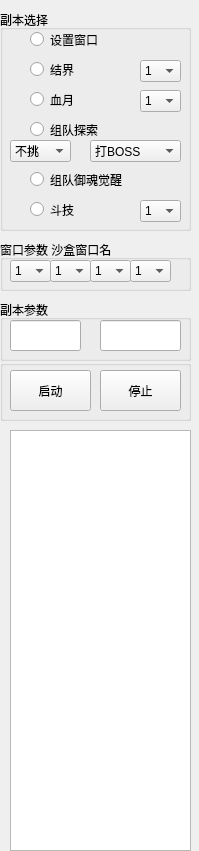
Old version of the form yys/UI/yysUI.ui in the repository w978211741/yys.
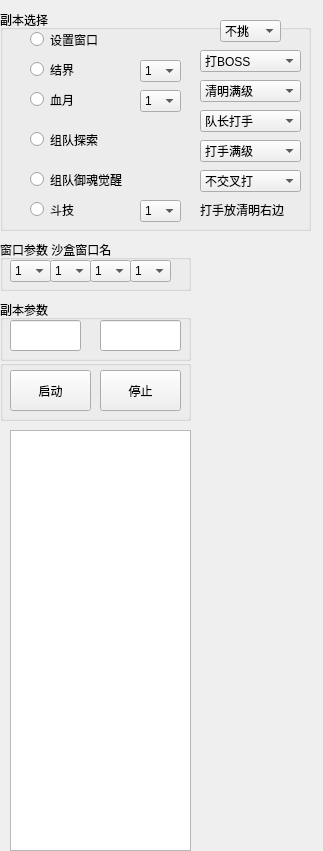
New version of the form. Icons and pictures are not drawn.

Patch:
```diff
--- a/yys/UI/yysUI.ui
+++ b/yys/UI/yysUI.ui
@@ -6,7 +6,7 @@
    <rect>
     <x>0</x>
     <y>0</y>
-    <width>199</width>
+    <width>323</width>
     <height>851</height>
    </rect>
   </property>
@@ -246,7 +246,7 @@
      <rect>
       <x>0</x>
       <y>10</y>
-      <width>191</width>
+      <width>311</width>
       <height>221</height>
      </rect>
     </property>
@@ -319,8 +319,8 @@
     <widget class="QComboBox" name="comboBox_UP">
      <property name="geometry">
       <rect>
-       <x>10</x>
-       <y>130</y>
+       <x>220</x>
+       <y>10</y>
        <width>61</width>
        <height>22</height>
       </rect>
@@ -352,9 +352,9 @@
     <widget class="QComboBox" name="comboBox_BOSS">
      <property name="geometry">
       <rect>
-       <x>90</x>
-       <y>130</y>
-       <width>91</width>
+       <x>200</x>
+       <y>40</y>
+       <width>101</width>
        <height>22</height>
       </rect>
      </property>
@@ -418,12 +418,105 @@
       </property>
      </item>
     </widget>
+    <widget class="QComboBox" name="comboBox_qingmax">
+     <property name="geometry">
+      <rect>
+       <x>200</x>
+       <y>70</y>
+       <width>101</width>
+       <height>22</height>
+      </rect>
+     </property>
+     <item>
+      <property name="text">
+       <string>清明满级</string>
+      </property>
+     </item>
+     <item>
+      <property name="text">
+       <string>清明没满级</string>
+      </property>
+     </item>
+    </widget>
+    <widget class="QComboBox" name="comboBox_beater">
+     <property name="geometry">
+      <rect>
+       <x>200</x>
+       <y>100</y>
+       <width>101</width>
+       <height>22</height>
+      </rect>
+     </property>
+     <item>
+      <property name="text">
+       <string>队长打手</string>
+      </property>
+     </item>
+     <item>
+      <property name="text">
+       <string>队员打手</string>
+      </property>
+     </item>
+    </widget>
+    <widget class="QComboBox" name="comboBox_beatmax">
+     <property name="geometry">
+      <rect>
+       <x>200</x>
+       <y>130</y>
+       <width>101</width>
+       <height>22</height>
+      </rect>
+     </property>
+     <item>
+      <property name="text">
+       <string>打手满级</string>
+      </property>
+     </item>
+     <item>
+      <property name="text">
+       <string>打手没满级</string>
+      </property>
+     </item>
+    </widget>
+    <widget class="QLabel" name="label">
+     <property name="geometry">
+      <rect>
+       <x>200</x>
+       <y>190</y>
+       <width>111</width>
+       <height>20</height>
+      </rect>
+     </property>
+     <property name="text">
+      <string>打手放清明右边</string>
+     </property>
+    </widget>
+    <widget class="QComboBox" name="comboBox_loop">
+     <property name="geometry">
+      <rect>
+       <x>200</x>
+       <y>160</y>
+       <width>101</width>
+       <height>22</height>
+      </rect>
+     </property>
+     <item>
+      <property name="text">
+       <string>不交叉打</string>
+      </property>
+     </item>
+     <item>
+      <property name="text">
+       <string>交叉打结界</string>
+      </property>
+     </item>
+    </widget>
    </widget>
    <widget class="QRadioButton" name="radioButton_4">
     <property name="geometry">
      <rect>
       <x>30</x>
-      <y>120</y>
+      <y>130</y>
       <width>91</width>
       <height>19</height>
      </rect>
```
Left out of the diff: 76 changed lines with no effect on the pictures.
